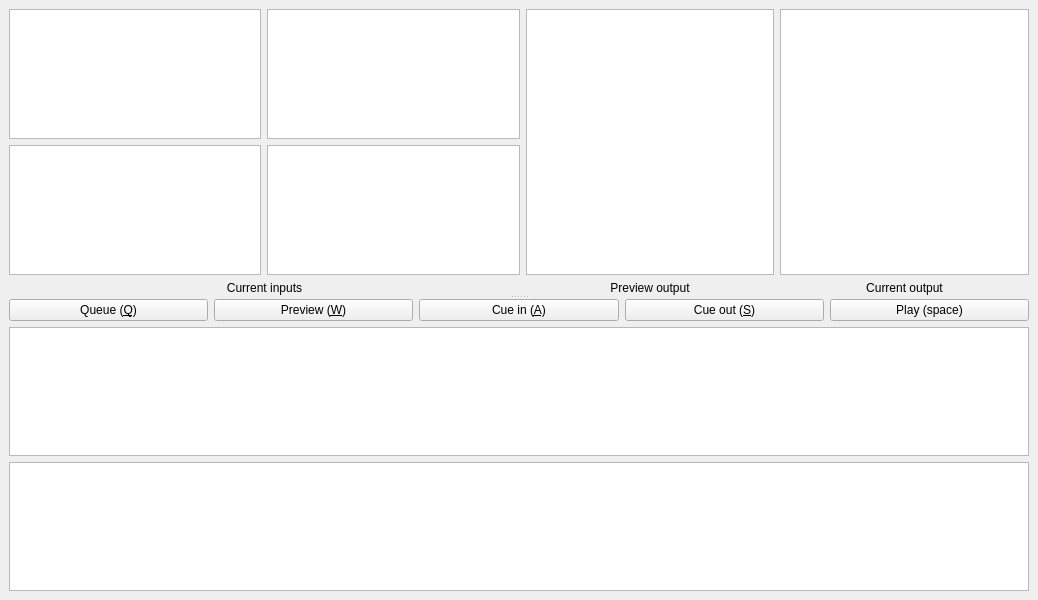
The window that ui_mainwindow.ui (breizhcamp/nageru) describes before a commit, drawn with Qt 5.
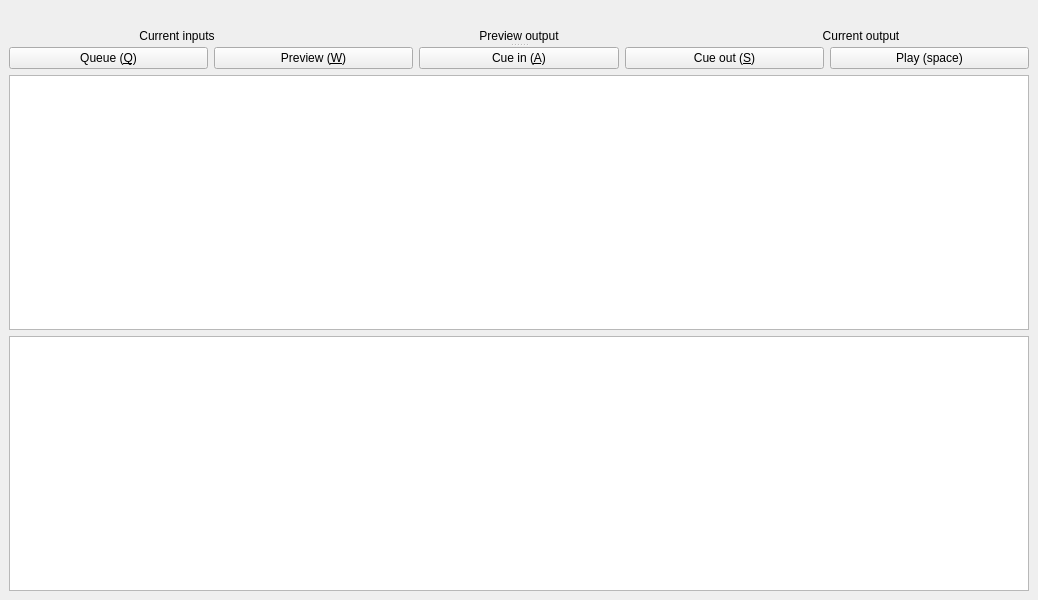
The same window after the commit. Custom widgets are drawn as their Qt base class.

```diff
--- a/ui_mainwindow.ui
+++ b/ui_mainwindow.ui
@@ -23,20 +23,20 @@
       <widget class="QWidget" name="horizontalLayoutWidget">
        <layout class="QHBoxLayout" name="horizontalLayout">
         <item>
-         <layout class="QVBoxLayout" name="verticalLayout_3">
+         <layout class="QVBoxLayout" name="verticalLayout_3" stretch="1,0">
           <item>
            <layout class="QGridLayout" name="gridLayout_2">
             <item row="1" column="0">
-             <widget class="JPEGFrameView" name="input3_display"/>
+             <widget class="JPEGFrameView" name="input3_display" native="true"/>
             </item>
             <item row="0" column="1">
-             <widget class="JPEGFrameView" name="input2_display"/>
+             <widget class="JPEGFrameView" name="input2_display" native="true"/>
             </item>
             <item row="1" column="1">
-             <widget class="JPEGFrameView" name="input4_display"/>
+             <widget class="JPEGFrameView" name="input4_display" native="true"/>
             </item>
             <item row="0" column="0">
-             <widget class="JPEGFrameView" name="input1_display"/>
+             <widget class="JPEGFrameView" name="input1_display" native="true"/>
             </item>
            </layout>
           </item>
@@ -53,9 +53,9 @@
          </layout>
         </item>
         <item>
-         <layout class="QVBoxLayout" name="verticalLayout">
+         <layout class="QVBoxLayout" name="verticalLayout" stretch="1,0">
           <item>
-           <widget class="JPEGFrameView" name="preview_display"/>
+           <widget class="JPEGFrameView" name="preview_display" native="true"/>
           </item>
           <item>
            <widget class="QLabel" name="label_2">
@@ -70,9 +70,9 @@
          </layout>
         </item>
         <item>
-         <layout class="QVBoxLayout" name="verticalLayout_2">
+         <layout class="QVBoxLayout" name="verticalLayout_2" stretch="1,0">
           <item>
-           <widget class="JPEGFrameView" name="live_display"/>
+           <widget class="JPEGFrameView" name="live_display" native="true"/>
           </item>
           <item>
            <widget class="QLabel" name="label_3">
@@ -152,7 +152,7 @@
  <customwidgets>
   <customwidget>
    <class>JPEGFrameView</class>
-   <extends>QGraphicsView</extends>
+   <extends>QWidget</extends>
    <header>jpeg_frame_view.h</header>
   </customwidget>
  </customwidgets>
```
